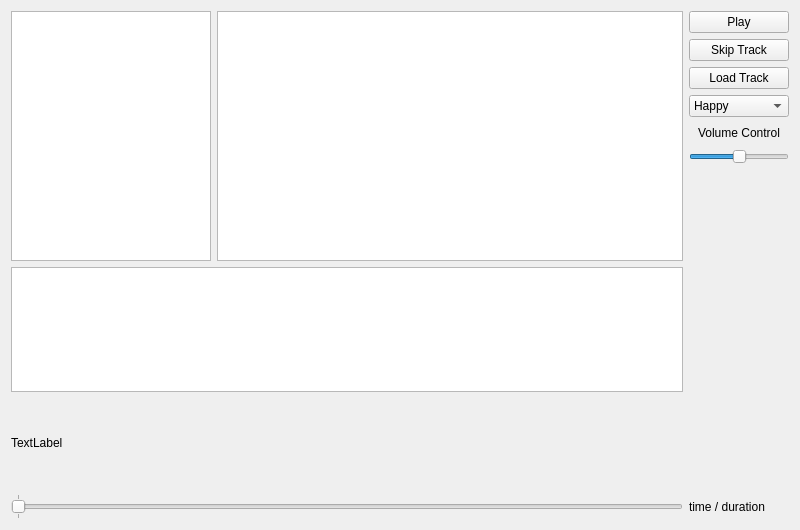
This is src/musicplayer.ui in lettergram/emomusic as Qt 5 draws it before an edit. The edited form follows.
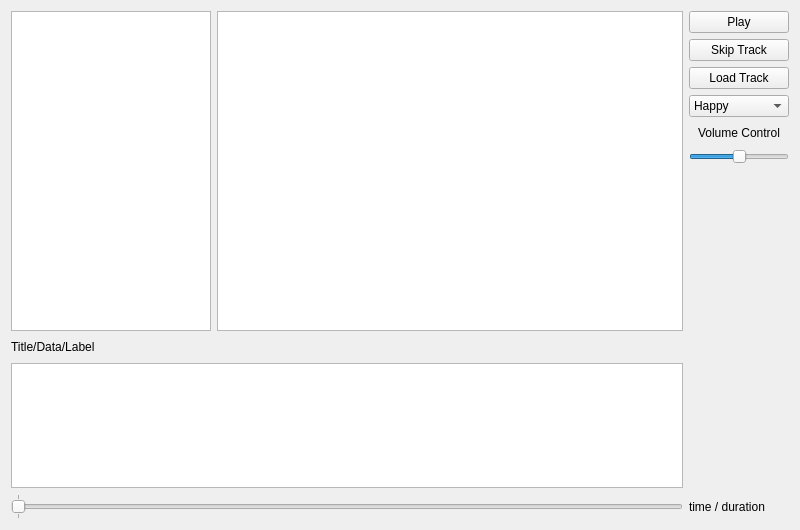
This is the edited form.

Commit message: Display works, moved to top of gif

```diff
--- a/src/musicplayer.ui
+++ b/src/musicplayer.ui
@@ -18,7 +18,33 @@
   </property>
   <widget class="QWidget" name="centralWidget">
    <layout class="QGridLayout" name="gridLayout">
-    <item row="7" column="1" colspan="3">
+    <item row="0" column="0" rowspan="7">
+     <widget class="QListWidget" name="playList">
+      <property name="maximumSize">
+       <size>
+        <width>200</width>
+        <height>16777215</height>
+       </size>
+      </property>
+     </widget>
+    </item>
+    <item row="10" column="0" colspan="4">
+     <widget class="QSlider" name="timeSlider">
+      <property name="orientation">
+       <enum>Qt::Horizontal</enum>
+      </property>
+      <property name="tickPosition">
+       <enum>QSlider::TicksBothSides</enum>
+      </property>
+      <property name="tickInterval">
+       <number>60000</number>
+      </property>
+     </widget>
+    </item>
+    <item row="0" column="1" rowspan="7" colspan="3">
+     <widget class="QListWidget" name="songList"/>
+    </item>
+    <item row="8" column="0" colspan="4">
      <widget class="QGraphicsView" name="waveView">
       <property name="maximumSize">
        <size>
@@ -57,33 +83,7 @@
       </item>
      </widget>
     </item>
-    <item row="0" column="2" rowspan="7" colspan="2">
-     <widget class="QListWidget" name="songList"/>
-    </item>
-    <item row="0" column="1" rowspan="7">
-     <widget class="QListWidget" name="playList">
-      <property name="maximumSize">
-       <size>
-        <width>200</width>
-        <height>16777215</height>
-       </size>
-      </property>
-     </widget>
-    </item>
-    <item row="9" column="1" colspan="3">
-     <widget class="QSlider" name="timeSlider">
-      <property name="orientation">
-       <enum>Qt::Horizontal</enum>
-      </property>
-      <property name="tickPosition">
-       <enum>QSlider::TicksBothSides</enum>
-      </property>
-      <property name="tickInterval">
-       <number>60000</number>
-      </property>
-     </widget>
-    </item>
-    <item row="9" column="4">
+    <item row="10" column="4">
      <widget class="QLabel" name="timeLabel">
       <property name="text">
        <string>time / duration</string>
@@ -152,10 +152,16 @@
       </property>
      </widget>
     </item>
-    <item row="8" column="1" colspan="3">
+    <item row="7" column="0" colspan="4">
      <widget class="QLabel" name="trackDataLabel">
+      <property name="maximumSize">
+       <size>
+        <width>16777215</width>
+        <height>20</height>
+       </size>
+      </property>
       <property name="text">
-       <string>TextLabel</string>
+       <string>Title/Data/Label</string>
       </property>
      </widget>
     </item>
```
The commit also changes 2 other files.
